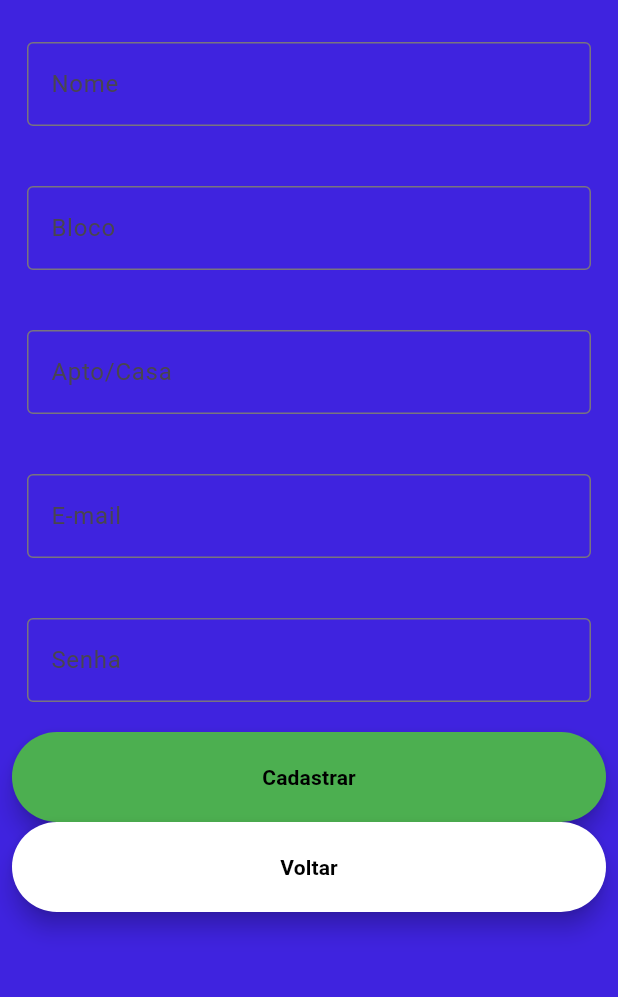
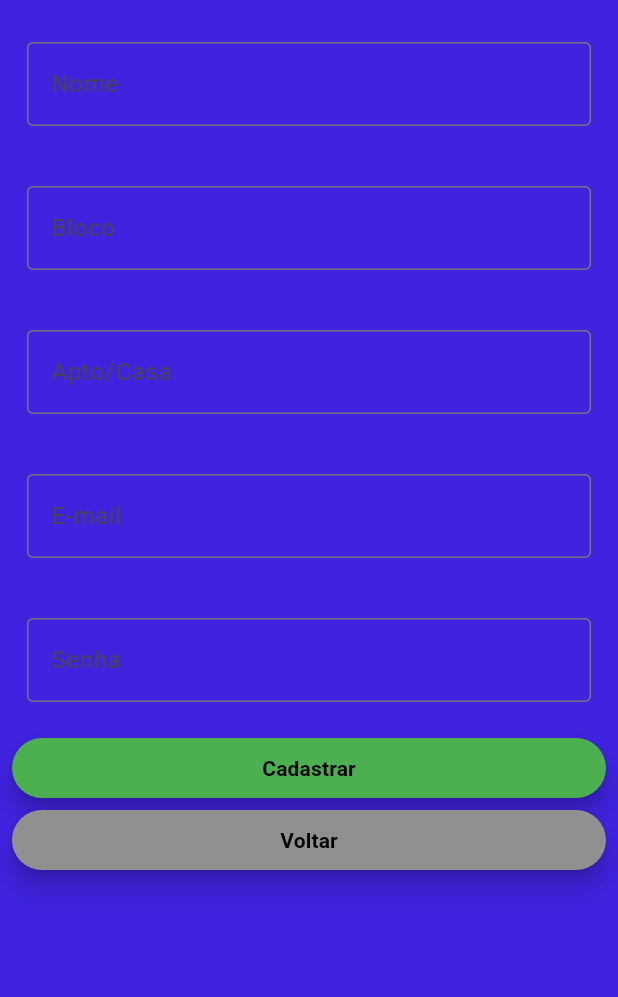
Before and after one commit to carlosnsilva/residence-app, a Flutter app: the screen it shows after launch, after a tap on "Cadastre-se", on a phone screen of 412 x 824 dp, the part 84-1081 px from its top. Run offline on Flutter 3.47's test engine with Material 3 defaults, Android fonts, the phone set to English and light mode, and no system bars.

Commit message:
Fix: Corrigindo dimensoes

```diff
--- a/residence-app/residence/lib/loginPage.dart
+++ b/residence-app/residence/lib/loginPage.dart
@@ -5,8 +5,10 @@ class MyLogin extends StatelessWidget {
   const MyLogin({super.key});
   @override
   Widget build(BuildContext context){
-    return Column(crossAxisAlignment: CrossAxisAlignment.center, mainAxisAlignment: MainAxisAlignment.center,
-    children: <Widget>[
+    return ListView(
+      padding: const EdgeInsets.all(8),
+      children: <Widget>[
+      Image.asset('assets/images/logo-1.png', width: 200.00, height: 300.00, scale: 0.2 ,fit: BoxFit.cover),
       const Padding(
         padding: EdgeInsets.symmetric(horizontal: 10, vertical: 20),
         child: TextField(
@@ -33,7 +35,7 @@ class MyLogin extends StatelessWidget {
         style: ElevatedButton.styleFrom(
           backgroundColor: Colors.green,
           elevation: 6,
-          padding: EdgeInsets.symmetric(horizontal: 100, vertical: 20)
+          padding: EdgeInsetsDirectional.all(8)
         ),
         child: const Text(
           'Entrar',
@@ -53,9 +55,9 @@ class MyLogin extends StatelessWidget {
               );
         },
         style: ElevatedButton.styleFrom(
-          backgroundColor: Colors.green,
+          backgroundColor: Color.fromARGB(255, 212, 240, 55),
           elevation: 6,
-          padding: EdgeInsets.symmetric(horizontal: 100, vertical: 20)
+          padding: EdgeInsetsDirectional.all(8)
         ),
         child: const Text(
           'Cadastre-se',
--- a/residence-app/residence/lib/main.dart
+++ b/residence-app/residence/lib/main.dart
@@ -17,8 +17,7 @@ class MyApp extends StatelessWidget {
       home: Scaffold(
         backgroundColor: const Color.fromARGB(255, 63, 35, 223),
         appBar: AppBar(title: const Text(appTitulo),),
-        body: const MyLogin(),
-        //body: Image.asset('assets/images/logo-1.png'),
+        body: const MyLogin()
       ),
     );
   }
--- a/residence-app/residence/lib/registerPage.dart
+++ b/residence-app/residence/lib/registerPage.dart
@@ -59,7 +59,7 @@ class RegisterUser extends StatelessWidget{
         style: ElevatedButton.styleFrom(
           backgroundColor: Colors.green,
           elevation: 6,
-          padding: EdgeInsets.symmetric(horizontal: 100, vertical: 20)
+          padding: EdgeInsetsDirectional.all(8)
         ),
         child: const Text(
           'Cadastrar',
@@ -75,9 +75,9 @@ class RegisterUser extends StatelessWidget{
           Navigator.of(context).pop();
         },
         style: ElevatedButton.styleFrom(
-          backgroundColor: Colors.white,
+          backgroundColor: Color.fromARGB(255, 146, 143, 143),
           elevation: 6,
-          padding: EdgeInsets.symmetric(horizontal: 100, vertical: 20)
+          padding: EdgeInsetsDirectional.all(8)
         ),
         child: const Text(
           'Voltar',
```
Also changed, not shown: residence-app/residence/assets/images/imagem.png (added), residence-app/residence/assets/images/logo-3.jpg (added).
